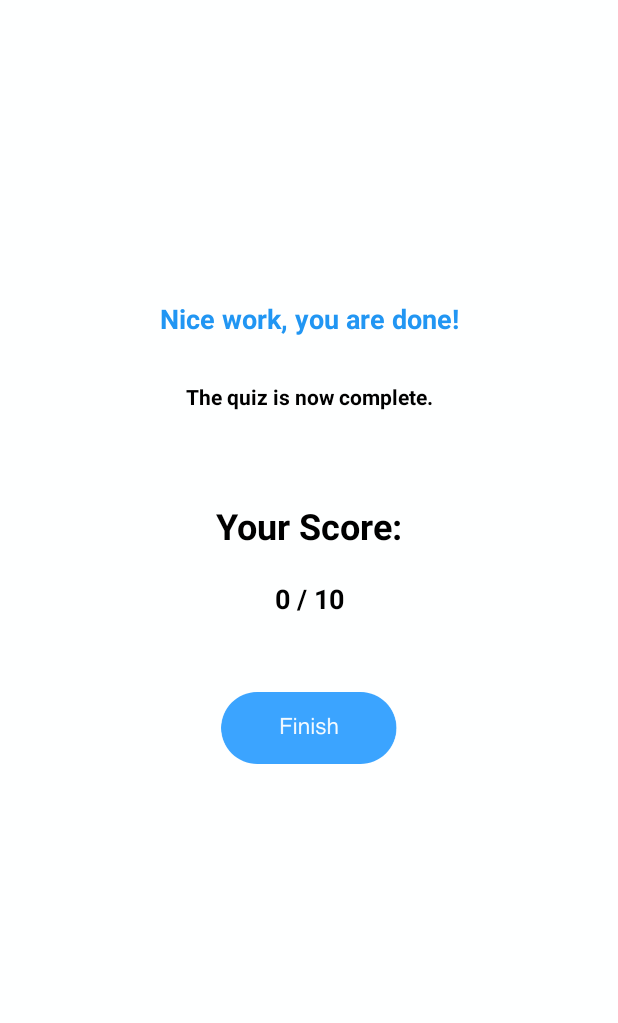
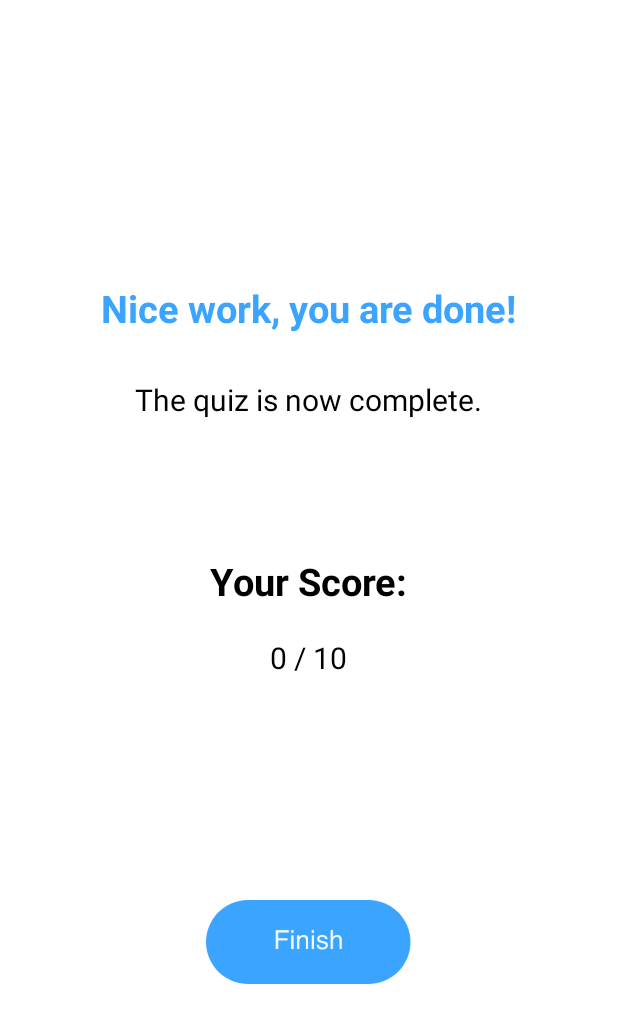
Before and after one commit to faithwlin/ESIOSI, an Android app: the QuizComplete screen opened directly, with no data from a screen before it, on a phone screen of 412 x 824 dp. Shown: the top 1023 px of the screen. Run offline under Robolectric (Android 15) with nearby library versions, the phone set to English and light mode, and no system bars; 1 statement that could not run was skipped.

Commit message:
quiz result layout

```diff
--- a/app/src/main/res/layout/activity_profile.xml
+++ b/app/src/main/res/layout/activity_profile.xml
@@ -5,7 +5,7 @@
     xmlns:tools="http://schemas.android.com/tools"
     android:layout_width="match_parent"
     android:layout_height="match_parent"
-    android:background="#ffffff"
+    android:background="@color/white"
     tools:context=".Profile">
 
     <LinearLayout
--- a/app/src/main/res/layout/activity_quiz_complete.xml
+++ b/app/src/main/res/layout/activity_quiz_complete.xml
@@ -1,107 +1,71 @@
 <?xml version="1.0" encoding="utf-8"?>
-<android.support.constraint.ConstraintLayout xmlns:android="http://schemas.android.com/apk/res/android"
+<android.support.constraint.ConstraintLayout
+    xmlns:android="http://schemas.android.com/apk/res/android"
     xmlns:app="http://schemas.android.com/apk/res-auto"
     xmlns:tools="http://schemas.android.com/tools"
     android:layout_width="match_parent"
     android:layout_height="match_parent"
-    android:background="#feffff"
+    android:background="@color/white"
     tools:context=".QuizComplete">
 
-    <!--<android.support.v7.widget.Toolbar-->
-        <!--android:id="@+id/toolbar"-->
-        <!--android:layout_width="match_parent"-->
-        <!--android:layout_height="wrap_content"-->
-        <!--android:background="#feffff"-->
-        <!--app:layout_constraintEnd_toEndOf="parent"-->
-        <!--app:layout_constraintStart_toStartOf="parent"-->
-        <!--app:layout_constraintTop_toTopOf="parent"-->
-        <!--app:theme="@style/ThemeOverlay.AppCompat.Dark.ActionBar"-->
-        <!--app:title="Quiz"-->
-        <!--app:titleMarginStart="170dp"-->
-        <!--app:titleTextColor="#000000">-->
-
-    <!--</android.support.v7.widget.Toolbar>-->
-
-    <TextView
-        android:id="@+id/score"
+    <LinearLayout
         android:layout_width="wrap_content"
         android:layout_height="wrap_content"
-        android:layout_marginStart="176dp"
-        android:layout_marginLeft="176dp"
-        android:layout_marginTop="20dp"
-        android:layout_marginEnd="176dp"
-        android:layout_marginRight="176dp"
-        android:text="TextView"
-        android:textColor="#000000"
-        android:textSize="18sp"
-        android:textStyle="bold"
-        app:layout_constraintEnd_toEndOf="parent"
-        app:layout_constraintHorizontal_bias="0.529"
-        app:layout_constraintStart_toStartOf="parent"
-        app:layout_constraintTop_toBottomOf="@+id/textView10" />
-
-    <TextView
-        android:id="@+id/textView8"
-        android:layout_width="wrap_content"
-        android:layout_height="wrap_content"
-        android:layout_marginStart="176dp"
-        android:layout_marginLeft="176dp"
-        android:layout_marginTop="200dp"
-        android:layout_marginEnd="176dp"
-        android:layout_marginRight="176dp"
-        android:text="Nice work, you are done!"
-        android:textColor="#2196F3"
-        android:textSize="18sp"
-        android:textStyle="bold"
+        android:orientation="vertical"
+        app:layout_constraintBottom_toBottomOf="parent"
         app:layout_constraintEnd_toEndOf="parent"
         app:layout_constraintStart_toStartOf="parent"
-        app:layout_constraintTop_toTopOf="parent" />
+        app:layout_constraintTop_toTopOf="parent">
 
-    <TextView
-        android:id="@+id/textView9"
-        android:layout_width="wrap_content"
-        android:layout_height="wrap_content"
-        android:layout_marginStart="176dp"
-        android:layout_marginLeft="176dp"
-        android:layout_marginTop="30dp"
-        android:layout_marginEnd="176dp"
-        android:layout_marginRight="176dp"
-        android:text="The quiz is now complete."
-        android:textColor="#000000"
-        android:textStyle="bold"
-        app:layout_constraintEnd_toEndOf="parent"
-        app:layout_constraintStart_toStartOf="parent"
-        app:layout_constraintTop_toBottomOf="@+id/textView8" />
+        <TextView
+            android:id="@+id/textView8"
+            android:layout_width="wrap_content"
+            android:layout_height="wrap_content"
+            android:layout_marginTop="20dp"
+            android:layout_gravity="center"
+            android:text="Nice work, you are done!"
+            android:textColor="@color/primaryBlue"
+            android:textSize="25sp"
+            android:textStyle="bold" />
 
-    <TextView
-        android:id="@+id/textView10"
-        android:layout_width="wrap_content"
-        android:layout_height="wrap_content"
-        android:layout_marginStart="169dp"
-        android:layout_marginLeft="169dp"
-        android:layout_marginTop="60dp"
-        android:layout_marginEnd="170dp"
-        android:layout_marginRight="170dp"
-        android:text="Your Score:"
-        android:textColor="#000000"
-        android:textSize="24sp"
-        android:textStyle="bold"
-        app:layout_constraintEnd_toEndOf="parent"
-        app:layout_constraintStart_toStartOf="parent"
-        app:layout_constraintTop_toBottomOf="@+id/textView9" />
+        <TextView
+            android:layout_width="wrap_content"
+            android:layout_height="wrap_content"
+            android:layout_marginTop="30dp"
+            android:layout_gravity="center"
+            android:text="The quiz is now complete."
+            android:textSize="20sp"
+            android:textColor="@color/black" />
 
-    <ImageView
-        android:id="@+id/finishButton"
-        android:layout_width="121dp"
-        android:layout_height="48dp"
-        android:layout_marginStart="145dp"
-        android:layout_marginLeft="145dp"
-        android:layout_marginTop="50dp"
-        android:layout_marginEnd="145dp"
-        android:layout_marginRight="145dp"
-        app:layout_constraintEnd_toEndOf="parent"
-        app:layout_constraintStart_toStartOf="parent"
-        app:layout_constraintTop_toBottomOf="@+id/score"
-        app:srcCompat="@drawable/quizfinishbutton" />
+        <TextView
+            android:layout_width="wrap_content"
+            android:layout_height="wrap_content"
+            android:layout_marginTop="90dp"
+            android:layout_gravity="center"
+            android:text="Your Score:"
+            android:textColor="@color/black"
+            android:textSize="25sp"
+            android:textStyle="bold" />
+
+        <TextView
+            android:id="@+id/score"
+            android:layout_width="wrap_content"
+            android:layout_height="wrap_content"
+            android:layout_marginTop="20dp"
+            android:layout_gravity="center"
+            android:text="Score/10"
+            android:textColor="@color/black"
+            android:textSize="20sp" />
+
+        <ImageView
+            android:id="@+id/finishButton"
+            android:layout_width="166dp"
+            android:layout_height="56dp"
+            android:layout_gravity="center"
+            android:layout_marginTop="148dp"
+            app:layout_constraintEnd_toEndOf="parent"
+            app:srcCompat="@drawable/quizfinishbutton" />
+
+    </LinearLayout>
 
 </android.support.constraint.ConstraintLayout>
```
Also changed, not shown: app/src/main/res/drawable/quizstartbutton.png.
